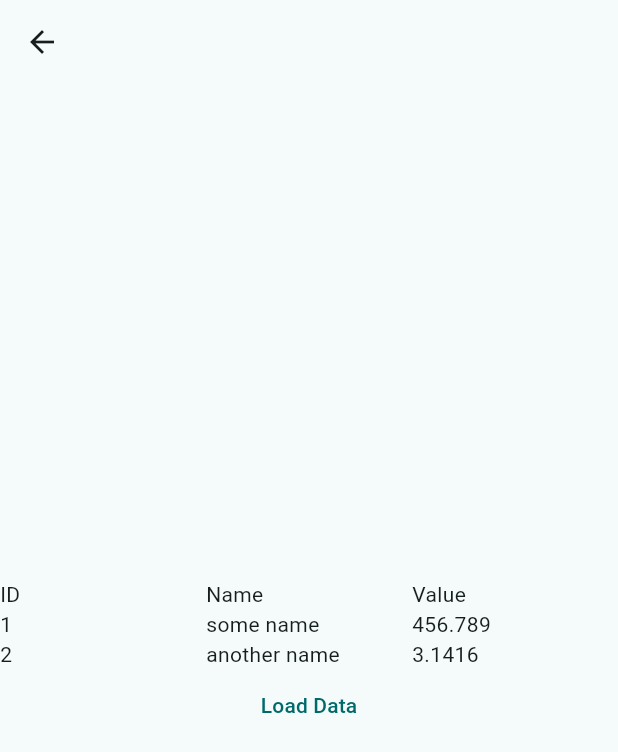
After one commit to matcor-bodc/flutter, a Flutter app: the DatabasePage screen opened directly, after a tap on "Load Data", on a phone screen of 412 x 824 dp. The commit adds this screen. Shown: the top 752 px of the screen. Run offline on Flutter 3.47's test engine with Material 3 defaults, Android fonts, the phone set to English and light mode, and no system bars; our stand-ins replace geolocator, sqflite; missing offline and left inert: mobile_scanner; accounts and stored records are empty; generated files the repository leaves out were written again.

Commit message:
Add sqlite

```diff
--- /dev/null
+++ b/lib/database.dart
@@ -0,0 +1,90 @@
+import 'package:flutter/material.dart';
+import 'package:flutter_gen/gen_l10n/app_localizations.dart';
+import 'package:sqflite/sqflite.dart';
+import 'package:path/path.dart';
+
+class DbRecord {
+  final int id;
+  final String name;
+  final num number;
+
+  const DbRecord({
+    required this.id,
+    required this.name,
+    required this.number
+  });
+}
+
+class DatabasePage extends StatefulWidget {
+  const DatabasePage({super.key});
+
+  @override
+  State<DatabasePage> createState() => _DatabaseState();
+}
+
+class _DatabaseState extends State<DatabasePage> {
+  List<DbRecord> _records = [];
+
+  Future<void> _loadData() async {
+    var dbPath = join(await getDatabasesPath(), 'test.db');
+    var db = await openDatabase(dbPath);
+
+    await db.execute('DROP TABLE Test');
+    await db.execute('CREATE TABLE Test (id INTEGER PRIMARY KEY, name TEXT, value INTEGER, number REAL)');
+    // Insert some records in a transaction
+    await db.transaction((txn) async {
+      int id1 = await txn.rawInsert(
+          'INSERT INTO Test(name, value, number) VALUES("some name", 1234, 456.789)');
+      print('inserted1: $id1');
+      int id2 = await txn.rawInsert(
+          'INSERT INTO Test(name, value, number) VALUES(?, ?, ?)',
+          ['another name', 12345678, 3.1416]);
+      print('inserted2: $id2');
+    });
+
+    final results = await(db.query('test'));
+    final records = [
+      for (final {
+        'id': id as int,
+        'name': name as String,
+        'number': number as num
+      } in results)
+      DbRecord(id: id, name: name, number: number),
+    ];
+    setState(() {
+      _records = records;
+    });
+  }
+
+  @override
+  Widget build(BuildContext context) {
+    return Scaffold(
+      appBar: AppBar(),
+      body: Column(
+        mainAxisAlignment: MainAxisAlignment.center,
+        children: [
+          Table(
+            children: _records.isEmpty ? [] : <TableRow>[
+              const TableRow(children: [
+                TableCell(child: Text('ID')),
+                TableCell(child: Text('Name')),
+                TableCell(child: Text('Value')),
+              ]),
+              ..._records.map((record) =>
+                TableRow(children: [
+                  TableCell(child: Text(record.id.toString())),
+                  TableCell(child: Text(record.name)),
+                  TableCell(child: Text(record.number.toString())),
+                ])
+              ).toList()
+            ],
+          ),
+          TextButton(
+            onPressed: _loadData,
+            child: Text('Load Data'),
+          ),
+        ],
+      ),
+    );
+  }
+}
--- a/lib/main.dart
+++ b/lib/main.dart
@@ -1,4 +1,5 @@
 import 'package:flutter/material.dart';
+import 'package:flutter_application_1/database.dart';
 import 'package:flutter_application_1/geolocation.dart';
 import 'package:flutter_application_1/qr.dart';
 import 'package:flutter_gen/gen_l10n/app_localizations.dart';
@@ -60,6 +61,15 @@ class _MyHomePageState extends State<MyHomePage> {
               );
             },
             child: Text(AppLocalizations.of(context)!.qrButton),
+          ),
+          TextButton(
+            onPressed: () {
+              Navigator.push(
+                context,
+                MaterialPageRoute(builder: (context) => const DatabasePage())
+              );
+            },
+            child: Text('DB test'),
           )
         ]
       ),
--- a/pubspec.yaml
+++ b/pubspec.yaml
@@ -40,6 +40,8 @@ dependencies:
   flutter_localizations:
     sdk: flutter
   intl: any
+  sqflite: ^2.4.1
+  path: ^1.9.0
 
 dev_dependencies:
   flutter_test:
```
Also changed, not shown: pubspec.lock, 4 other files.
